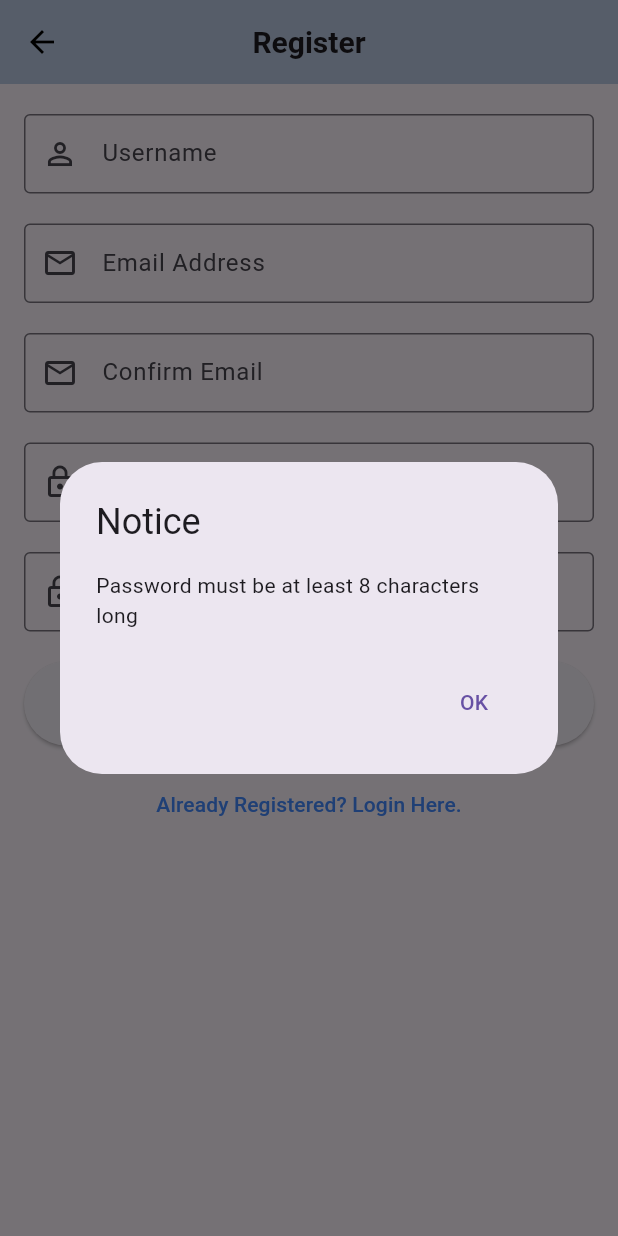
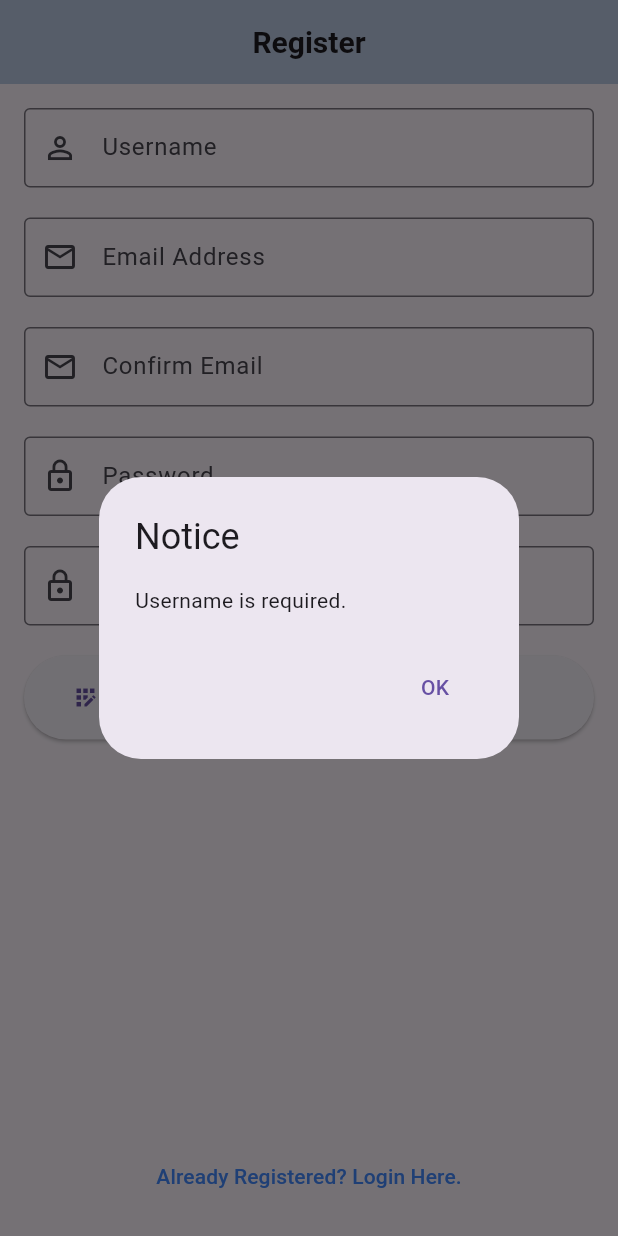
Before and after one commit to ChinKF0410/FYP-Saino-App, a Flutter app: the RegisterView screen opened by its route, after a tap on "Register", on a phone screen of 412 x 824 dp. Run offline on Flutter 3.47's test engine with Material 3 defaults, Android fonts, the phone set to English and light mode, and no system bars; our stand-ins replace carousel_slider, curved_labeled_navigation_bar, image_picker, shared_preferences; missing offline and left inert: mobile_scanner; accounts and stored records are empty; Roboto replaces fonts that are missing (Jura).

Commit message:
FIX SOME ISSUE

```diff
--- a/saino_force/lib/pages/scan.dart
+++ b/saino_force/lib/pages/scan.dart
@@ -69,7 +69,6 @@ class _ScanState extends State<Scan> with WidgetsBindingObserver {
       final barcodeCapture = await _scannerController.analyzeImage(imagePath);
       if (barcodeCapture != null && barcodeCapture.barcodes.isNotEmpty) {
         final qrCode = barcodeCapture.barcodes.first.rawValue;
-        devtools.log("\n\n QR Code: $qrCode\n\n");
         if (qrCode != null) {
           devtools.log('QR Code value: $qrCode');
           _sendQRCodeToAPI(qrCode);
--- a/saino_force/lib/providers/credential_details.dart
+++ b/saino_force/lib/providers/credential_details.dart
@@ -45,7 +45,7 @@ class CredentialDetails with ChangeNotifier {
     devtools.log((user?.email).toString());
     if (holders.isNotEmpty) {
       final response = await http.post(
-        Uri.parse('http://10.0.2.2:3010/api/createCredential'),
+        Uri.parse('http://192.168.1.9:3010/api/createCredential'),
         headers: {'Content-Type': 'application/json'},
         body: json.encode({
           'user': user?.username,
--- a/saino_force/lib/services/auth/MSSQLAuthProvider.dart
+++ b/saino_force/lib/services/auth/MSSQLAuthProvider.dart
@@ -7,9 +7,9 @@ import 'dart:developer' as devtools show log;
 import 'package:shared_preferences/shared_preferences.dart';
 
 class MSSQLAuthProvider implements AuthProvider {
-  final String baseUrl = "http://10.0.2.2:3010/api";
-  final String toWalletDB = "http://10.0.2.2:3009/api/wallet";
-  //final String baseUrl = "http://10.0.2.2:3010/api";
+  final String baseUrl = "http://192.168.1.9:3010/api";
+  final String toWalletDB = "http://192.168.1.9:3009/api/wallet";
+  //final String baseUrl = "http://192.168.1.9:3010/api";
   //final String baseUrl = "http://172.20.10.3:3010/api";
 
   AuthUser? _currentUser;
@@ -168,7 +168,7 @@ class MSSQLAuthProvider implements AuthProvider {
     required String perID,
     required String eduBacID,
     required String cerID,
-    required String intelID,
+    required String softID,
     required String workExpID,
   }) async {
     try {
@@ -177,7 +177,7 @@ class MSSQLAuthProvider implements AuthProvider {
         'PerID': perID,
         'EduBacID': eduBacID,
         'CerID': cerID,
-        'IntelID': intelID,
+        'SoftID': softID,
         'WorkExpID': workExpID,
       };
 
@@ -220,7 +220,10 @@ class MSSQLAuthProvider implements AuthProvider {
       devtools.log(
           'Search QRCode API Response: ${response.statusCode} ${response.body}');
       if (response.statusCode == 200) {
-        final responseData = jsonDecode(response.body);
+        // Explicitly cast responseData to Map<String, dynamic>
+        final Map<String, dynamic> responseData =
+            jsonDecode(response.body) as Map<String, dynamic>;
+        devtools.log(responseData.toString());
         return responseData;
       } else {
         throw GenericAuthException();
@@ -247,6 +250,9 @@ class MSSQLAuthProvider implements AuthProvider {
           'Fetch QR Codes by UserID API Response: ${response.statusCode} ${response.body}');
       if (response.statusCode == 200) {
         final responseData = jsonDecode(response.body);
+        devtools.log("\n\n Decode Response Data:\n" +
+            responseData +
+            responseData.toString());
         return List<Map<String, dynamic>>.from(responseData['qrCodes']);
       } else {
         return [];
--- a/saino_force/lib/views/register_view.dart
+++ b/saino_force/lib/views/register_view.dart
@@ -19,8 +19,8 @@ class _RegisterViewState extends State<RegisterView> {
   late final TextEditingController _confirmEmail;
   late final TextEditingController _password;
   late final TextEditingController _confirmPassword;
-  final MSSQLAuthProvider _authProvider = MSSQLAuthProvider(); // Directly use MSSQLAuthProvider
-  bool _isLoading = false; // Loading state
+  final MSSQLAuthProvider _authProvider = MSSQLAuthProvider();
+  bool _isLoading = false;
 
   @override
   void initState() {
@@ -46,8 +46,8 @@ class _RegisterViewState extends State<RegisterView> {
   if (password.length < 8) {
     return 'Password must be at least 8 characters long';
   }
-    if (!RegExp(r'^(?=.*[a-z])(?=.*[A-Z])').hasMatch(password)) {
-      return 'Password must contain at least one uppercase and one lowercase letter';
+  if (!RegExp(r'^(?=.*[a-z])(?=.*[A-Z])(?=.*\d)(?=.*[@_])[A-Za-z\d@_]{8,}$').hasMatch(password)) {
+    return 'Password must contain at least one uppercase letter, one lowercase letter, one digit, and one special character (@ or _).';
   }
   return null;
 }
@@ -58,9 +58,21 @@ class _RegisterViewState extends State<RegisterView> {
     final confirmEmail = _confirmEmail.text;
     final password = _password.text;
     final confirmPassword = _confirmPassword.text;
-
+    final emailRegex = RegExp(
+      r'^[a-zA-Z0-9._%+-]+@[a-zA-Z0-9.-]+\.[a-zA-Z]{2,}$',
+    );
+    if (username.isEmpty) {
+      await showErrorDialog(context, 'Username is required.');
+      return;
+    }
     if (email != confirmEmail) {
       await showErrorDialog(context, 'Email addresses do not match.');
+      return;
+    }
+
+    // Check if the email has a valid format
+    if (!emailRegex.hasMatch(email)) {
+      await showErrorDialog(context, 'Invalid email format.');
       return;
     }
 
@@ -76,7 +88,7 @@ class _RegisterViewState extends State<RegisterView> {
     }
 
     setState(() {
-      _isLoading = true; // Start loading
+      _isLoading = true;
     });
 
     try {
@@ -100,7 +112,7 @@ class _RegisterViewState extends State<RegisterView> {
       await showErrorDialog(context, 'Registration Error');
     } finally {
       setState(() {
-        _isLoading = false; // Stop loading
+        _isLoading = false;
       });
     }
   }
@@ -109,12 +121,7 @@ class _RegisterViewState extends State<RegisterView> {
   Widget build(BuildContext context) {
     return Scaffold(
       appBar: AppBar(
-        leading: IconButton(
-          icon: const Icon(Icons.arrow_back_outlined, color: Colors.black),
-          onPressed: () {
-            Navigator.pushNamedAndRemoveUntil(context, '/', (route) => false);
-          },
-        ),
+        automaticallyImplyLeading: false, // This removes the back arrow
         title: Text(
           "Register",
           style: AppWidget.boldTextFieldStyle(),
@@ -123,11 +130,18 @@ class _RegisterViewState extends State<RegisterView> {
         centerTitle: true,
         elevation: 0,
       ),
-      body: Container(
-        padding: const EdgeInsets.only(top: 20.0),
-        alignment: Alignment.topCenter,
+      body: GestureDetector(
+        onTap: () => FocusScope.of(context)
+            .unfocus(), // Dismiss the keyboard when tapped outside
+        child: LayoutBuilder(
+          builder: (context, constraints) {
+            return SingleChildScrollView(
+              child: ConstrainedBox(
+                constraints: BoxConstraints(minHeight: constraints.maxHeight),
+                child: IntrinsicHeight(
+                  child: Padding(
+                    padding: const EdgeInsets.all(16.0),
                     child: Column(
-          mainAxisSize: MainAxisSize.min,
                       crossAxisAlignment: CrossAxisAlignment.center,
                       children: <Widget>[
                         _buildTextField(
@@ -167,8 +181,9 @@ class _RegisterViewState extends State<RegisterView> {
                         const SizedBox(height: 20.0),
                         _isLoading
                             ? const CircularProgressIndicator()
-                : _buildButton('Register', Icons.app_registration_outlined, _register),
-            const SizedBox(height: 15.0),
+                            : _buildButton('Register',
+                                Icons.app_registration_outlined, _register),
+                        const Spacer(),
                         TextButton(
                           onPressed: () {
                             Navigator.of(context).pushNamedAndRemoveUntil(
@@ -178,10 +193,17 @@ class _RegisterViewState extends State<RegisterView> {
                           },
                           child: const Text(
                             'Already Registered? Login Here.',
-                style: TextStyle(fontSize: 14, color: Colors.blueAccent),
+                            style: TextStyle(
+                                fontSize: 14, color: Colors.blueAccent),
                           ),
                         ),
                       ],
+                    ),
+                  ),
+                ),
+              ),
+            );
+          },
         ),
       ),
     );
@@ -193,9 +215,7 @@ class _RegisterViewState extends State<RegisterView> {
     required IconData icon,
     required bool isPassword,
   }) {
-    return Padding(
-      padding: const EdgeInsets.symmetric(horizontal: 16.0),
-      child: TextField(
+    return TextField(
       controller: controller,
       obscureText: isPassword,
       style: const TextStyle(fontSize: 14),
@@ -209,14 +229,11 @@ class _RegisterViewState extends State<RegisterView> {
           : TextInputType.emailAddress,
       enableSuggestions: !isPassword,
       autocorrect: !isPassword,
-      ),
     );
   }
 
   Widget _buildButton(String text, IconData icon, VoidCallback onPressed) {
-    return Padding(
-      padding: const EdgeInsets.symmetric(horizontal: 16.0),
-      child: ElevatedButton(
+    return ElevatedButton(
       style: ElevatedButton.styleFrom(
         padding: const EdgeInsets.symmetric(horizontal: 32.0, vertical: 16.0),
         minimumSize: const Size.fromHeight(56.0),
@@ -236,7 +253,6 @@ class _RegisterViewState extends State<RegisterView> {
           ),
         ],
       ),
-      ),
     );
   }
 }
--- a/saino_force/lib/views/viewDetails.dart
+++ b/saino_force/lib/views/viewDetails.dart
@@ -119,8 +119,8 @@ class ViewDetails extends StatelessWidget {
     return Column(
       children: softSkills.map((skill) {
         return _buildInfoBox([
-          'Skill: ${skill['InteHighlight']}',
-          'Description: ${skill['InteDescription']}',
+          'Skill: ${skill['SoftHighlight']}',
+          'Description: ${skill['SoftDescription']}',
         ]);
       }).toList(),
     );
```
Also changed, not shown: saino_force/lib/pages/credential.dart (+2 -5 lines), saino_force/lib/pages/viewprofile.dart (+64 -17 lines), saino_force/lib/views/viewCV.dart (+4 -4 lines). Lines whose indentation alone changed are shown as unchanged.
